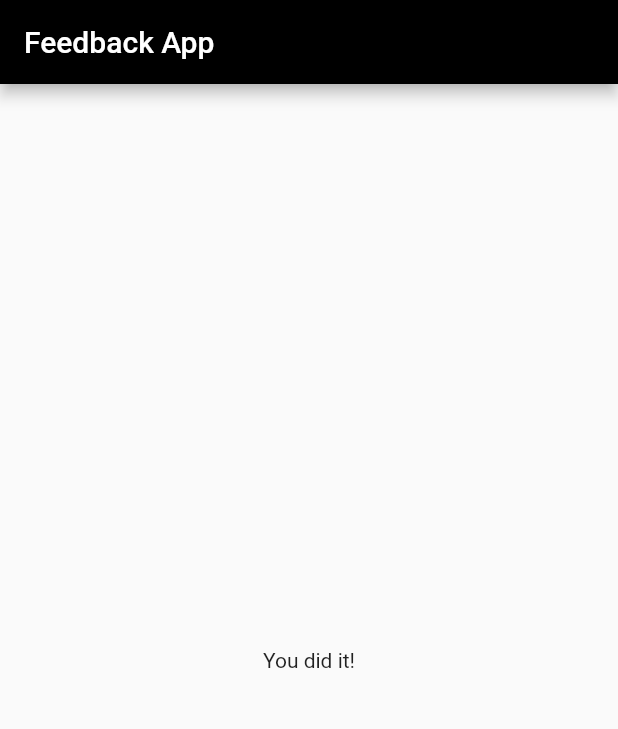
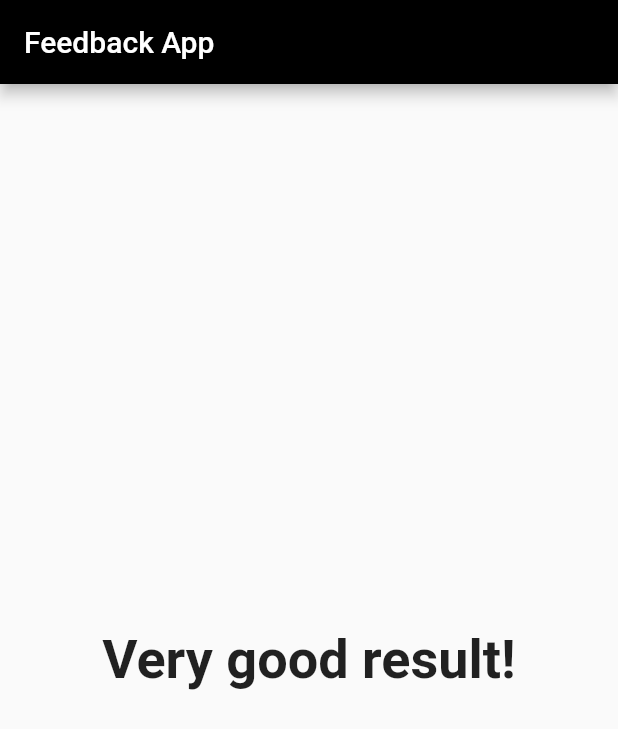
Before and after one commit to IonutSKL/feedback_flutter_app, a Flutter app: the screen it shows after launch, after a tap on "Foarte bun", after a tap on "Bun", after a tap on "Slab", on a phone screen of 412 x 824 dp. Shown: the top 729 px of the screen. Run offline on Flutter 3.47's test engine with Material 2 defaults, Android fonts, the phone set to English and light mode, and no system bars.

Commit message:
score added

```diff
--- a/lib/main.dart
+++ b/lib/main.dart
@@ -18,23 +18,42 @@ class _MyAppState extends State<MyApp> {
   final _questions = const [
     {
       'questionText': 'Cum a fost mâncarea azi?',
-      'answers': ['Foarte bun', 'Bun', 'Slab', 'Foarte slab']
+      'answers': [
+        {'text': 'Foarte bun', 'score': 10},
+        {'text': 'Bun', 'score': 6},
+        {'text': 'Slab', 'score': 3},
+        {'text': 'Foarte slab', 'score': 1},
+      ]
     },
     {
       'questionText': 'Cum a fost servirea azi?',
-      'answers': ['Foarte bun', 'Bun', 'Slab', 'Foarte slab']
+      'answers': [
+        {'text': 'Foarte bun', 'score': 10},
+        {'text': 'Bun', 'score': 6},
+        {'text': 'Slab', 'score': 3},
+        {'text': 'Foarte slab', 'score': 1},
+      ]
     },
     {
-      'questionText': 'Cum a fost x azi?',
-      'answers': ['Foarte bun', 'Bun', 'Slab', 'Foarte slab']
+      'questionText': 'Cum a fost nivelul de curatenie azi?',
+      'answers': [
+        {'text': 'Foarte bun', 'score': 10},
+        {'text': 'Bun', 'score': 6},
+        {'text': 'Slab', 'score': 3},
+        {'text': 'Foarte slab', 'score': 1},
+      ]
     },
   ];
 
   var _questionIndex = 0;
+  var _totalscore = 0;
 
-  void _answerQuestion() {
+  void _answerQuestion(int score) {
     //var aBool = true;
     //aBool = false;
+
+    _totalscore += score;
+
     setState(() {
       _questionIndex = _questionIndex + 1;
     });
@@ -61,7 +80,7 @@ class _MyAppState extends State<MyApp> {
                   questionIndex: _questionIndex,
                   questions: _questions,
                 )
-              : Result()),
+              : Result(_totalscore)),
     );
   }
 }
--- a/lib/quiz.dart
+++ b/lib/quiz.dart
@@ -19,8 +19,8 @@ class Quiz extends StatelessWidget {
         Question(
           questions[questionIndex]['questionText'],
         ),
-        ...(questions[questionIndex]['answers'] as List<String>).map((answer) {
-          return Answer(answerQuestion, answer);
+        ...(questions[questionIndex]['answers'] as List<Map<String, Object>>).map((answer) {
+          return Answer(() => answerQuestion(answer['score']), answer['text']);
         }).toList()
       ],
     );
--- a/lib/result.dart
+++ b/lib/result.dart
@@ -1,10 +1,32 @@
 import 'package:flutter/material.dart';
 
 class Result extends StatelessWidget {
+  final int resultScore;
+
+  Result(this.resultScore);
+
+  String get resultPhrase {
+    var resultText = 'You did it!';
+    if (resultScore <= 5) {
+      resultText = 'Bad result!';
+    } else if (resultScore <= 10){
+      resultText = 'Average result!';
+    } else if (resultScore <= 15){
+      resultText = 'Good result!';
+    } else {
+      resultText = 'Very good result!';
+    }
+    return resultText;
+  }
+
   @override
   Widget build(BuildContext context) {
     return Center(
-      child: Text('You did it!'),
+      child: Text(
+        resultPhrase,
+        style: TextStyle(fontSize: 36, fontWeight: FontWeight.bold),
+        textAlign: TextAlign.center,
+      ),
     );
   }
 }
```
Also changed, not shown: 3 other files.
